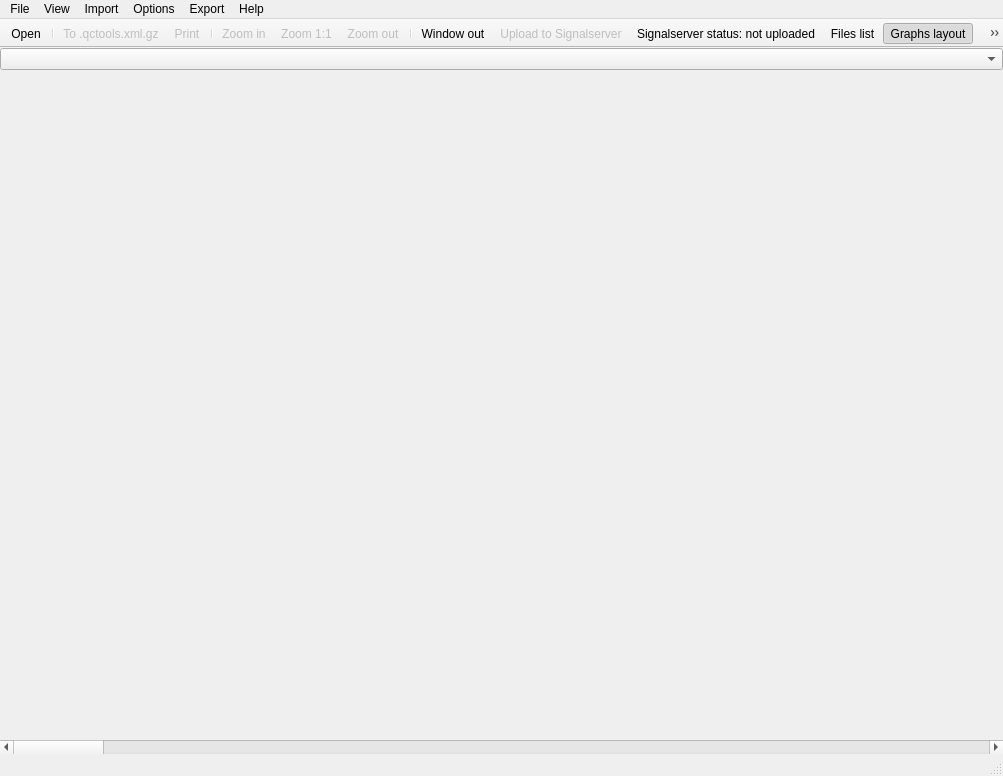
First picture: the form in Source/GUI/mainwindow.ui, repository bavc/qctools, before the edit.
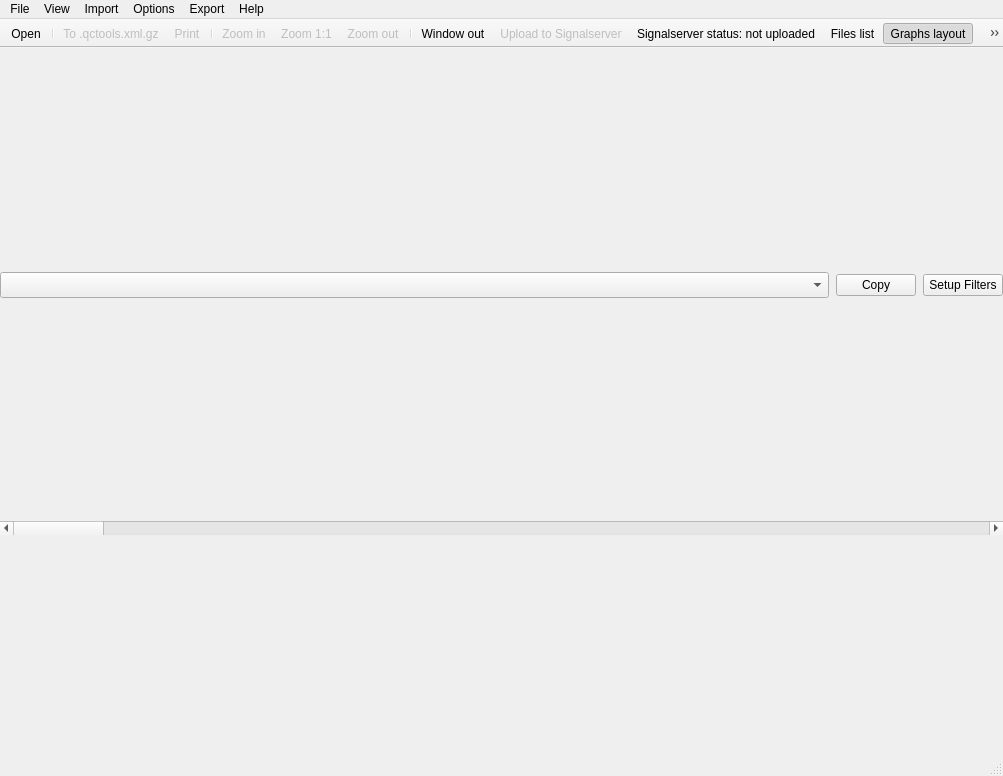
Second picture: the form after the edit. Icons and pictures are not drawn.

The edit to the form file:
```diff
--- a/Source/GUI/mainwindow.ui
+++ b/Source/GUI/mainwindow.ui
@@ -19,7 +19,7 @@
      <number>0</number>
     </property>
     <property name="topMargin">
-     <number>0</number>
+     <number>7</number>
     </property>
     <property name="rightMargin">
      <number>0</number>
@@ -27,31 +27,53 @@
     <property name="bottomMargin">
      <number>0</number>
     </property>
+    <property name="horizontalSpacing">
+     <number>0</number>
+    </property>
     <item row="0" column="0">
      <layout class="QVBoxLayout" name="verticalLayout">
+      <property name="spacing">
+       <number>0</number>
+      </property>
       <item>
-       <widget class="QComboBox" name="fileNamesBox"/>
-      </item>
+       <layout class="QHBoxLayout" name="horizontalLayout">
+        <property name="spacing">
+         <number>7</number>
+        </property>
       <item>
-       <widget class="QWidget" name="checkboxesWidget" native="true">
-        <layout class="QGridLayout" name="gridLayout_2">
-         <property name="leftMargin">
-          <number>0</number>
-         </property>
-         <property name="topMargin">
-          <number>0</number>
-         </property>
-         <property name="rightMargin">
-          <number>0</number>
-         </property>
-         <property name="bottomMargin">
-          <number>0</number>
-         </property>
-         <item row="0" column="0">
-          <layout class="QHBoxLayout" name="horizontalLayout"/>
-         </item>
-        </layout>
-       </widget>
+         <widget class="QComboBox" name="fileNamesBox">
+          <property name="sizePolicy">
+           <sizepolicy hsizetype="MinimumExpanding" vsizetype="Fixed">
+            <horstretch>0</horstretch>
+            <verstretch>0</verstretch>
+           </sizepolicy>
+          </property>
+          <property name="minimumSize">
+           <size>
+            <width>0</width>
+            <height>26</height>
+           </size>
+          </property>
+          <property name="editable">
+           <bool>false</bool>
+          </property>
+         </widget>
+        </item>
+        <item>
+         <widget class="QPushButton" name="copyToClipboard_pushButton">
+          <property name="text">
+           <string>Copy</string>
+          </property>
+         </widget>
+        </item>
+        <item>
+         <widget class="QPushButton" name="setupFilters_pushButton">
+          <property name="text">
+           <string>Setup Filters</string>
+          </property>
+         </widget>
+        </item>
+       </layout>
       </item>
      </layout>
     </item>
```
Lines whose indentation alone changed are shown as unchanged.
